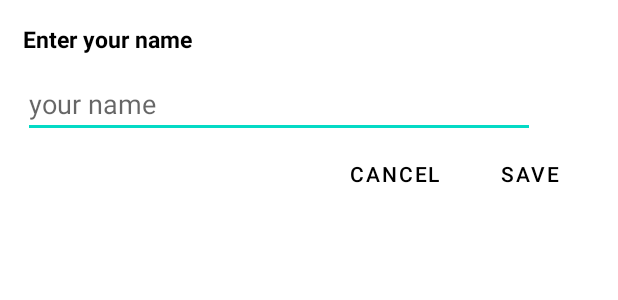
After one commit to maheshpd/WhatsApp-Clone, an Android app: the layout bottom_sheet_edit_name.xml on its own in the app's theme, with its tools: preview values and no code run, on a phone screen of 412 x 824 dp. The commit adds this screen. Shown: the top 300 px of the screen. Run offline under Robolectric (Android 15) with nearby library versions, the phone set to English and light mode, and no system bars.

Commit message:
User name Display

```diff
--- a/app/src/main/res/layout/activity_profile.xml
+++ b/app/src/main/res/layout/activity_profile.xml
@@ -49,6 +49,7 @@
             android:orientation="vertical">
 
             <LinearLayout
+                android:id="@+id/In_edit_name"
                 android:layout_width="match_parent"
                 android:layout_height="wrap_content"
                 android:padding="15dp"
--- /dev/null
+++ b/app/src/main/res/layout/bottom_sheet_edit_name.xml
@@ -0,0 +1,51 @@
+<?xml version="1.0" encoding="utf-8"?>
+<LinearLayout xmlns:android="http://schemas.android.com/apk/res/android"
+    android:layout_width="match_parent"
+    android:layout_height="match_parent"
+    android:orientation="vertical"
+    android:padding="15dp">
+
+    <TextView
+        android:layout_width="wrap_content"
+        android:layout_height="wrap_content"
+        android:text="Enter your name "
+        android:textColor="@color/black"
+        android:textSize="15sp"
+        android:textStyle="bold" />
+
+    <EditText
+        android:id="@+id/ed_username"
+        android:layout_width="match_parent"
+        android:layout_height="wrap_content"
+        android:layout_marginTop="10dp"
+        android:layout_marginEnd="40dp"
+        android:hint="your name" />
+
+    <LinearLayout
+        android:layout_width="match_parent"
+        android:layout_height="wrap_content"
+        android:orientation="horizontal">
+
+        <TextView
+            android:layout_width="0dp"
+            android:layout_height="wrap_content"
+            android:layout_weight="1" />
+
+        <Button
+            android:id="@+id/btn_cancel"
+            android:layout_width="wrap_content"
+            android:layout_height="wrap_content"
+            android:background="@android:color/transparent"
+            android:text="Cancel"
+            android:textColor="@color/black" />
+
+        <Button
+            android:id="@+id/btn_save"
+            android:layout_width="wrap_content"
+            android:layout_height="wrap_content"
+            android:background="@android:color/transparent"
+            android:text="Save"
+            android:textColor="@color/black" />
+    </LinearLayout>
+
+</LinearLayout>
```
Also changed, not shown: app/src/main/java/com/createsapp/whatsappclone/view/profile/ProfileActivity.java (+65 -2 lines).
